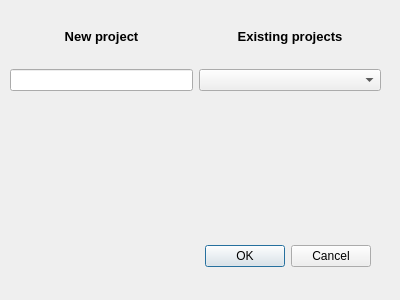
This is videoplayer/newproject.ui in EricvanSchaik/DesignProject as Qt 5 draws it before an edit. The edited form follows.
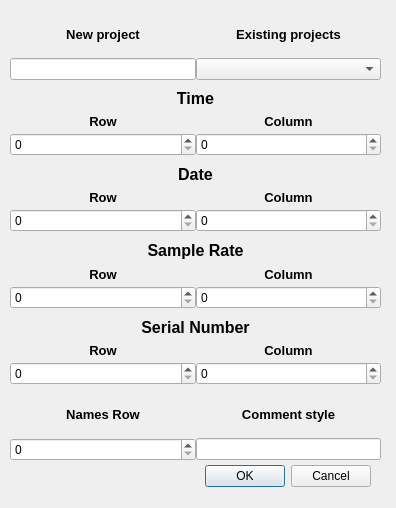
This is the edited form.

```diff
--- a/videoplayer/newproject.ui
+++ b/videoplayer/newproject.ui
@@ -6,8 +6,8 @@
    <rect>
     <x>0</x>
     <y>0</y>
-    <width>400</width>
-    <height>300</height>
+    <width>396</width>
+    <height>508</height>
    </rect>
   </property>
   <property name="windowTitle">
@@ -17,7 +17,7 @@
    <property name="geometry">
     <rect>
      <x>30</x>
-     <y>240</y>
+     <y>460</y>
      <width>341</width>
      <height>32</height>
     </rect>
@@ -35,23 +35,103 @@
      <x>10</x>
      <y>10</y>
      <width>371</width>
-     <height>81</height>
+     <height>451</height>
     </rect>
    </property>
-   <layout class="QVBoxLayout" name="verticalLayout">
+   <layout class="QVBoxLayout" name="verticalLayout_7">
     <item>
-     <layout class="QHBoxLayout" name="horizontalLayout_2">
+     <layout class="QVBoxLayout" name="verticalLayout">
+      <property name="spacing">
+       <number>0</number>
+      </property>
       <item>
-       <widget class="QLabel" name="label">
+       <layout class="QHBoxLayout" name="horizontalLayout_2">
+        <item>
+         <widget class="QLabel" name="label">
+          <property name="font">
+           <font>
+            <pointsize>10</pointsize>
+            <weight>75</weight>
+            <bold>true</bold>
+           </font>
+          </property>
+          <property name="text">
+           <string>New project</string>
+          </property>
+          <property name="alignment">
+           <set>Qt::AlignCenter</set>
+          </property>
+         </widget>
+        </item>
+        <item>
+         <widget class="QLabel" name="label_2">
+          <property name="font">
+           <font>
+            <pointsize>10</pointsize>
+            <weight>75</weight>
+            <bold>true</bold>
+           </font>
+          </property>
+          <property name="text">
+           <string>Existing projects</string>
+          </property>
+          <property name="alignment">
+           <set>Qt::AlignCenter</set>
+          </property>
+         </widget>
+        </item>
+       </layout>
+      </item>
+      <item>
+       <layout class="QHBoxLayout" name="horizontalLayout_3">
+        <item>
+         <widget class="QLineEdit" name="lineEdit_new">
+          <property name="sizePolicy">
+           <sizepolicy hsizetype="Preferred" vsizetype="Fixed">
+            <horstretch>0</horstretch>
+            <verstretch>0</verstretch>
+           </sizepolicy>
+          </property>
+          <property name="maximumSize">
+           <size>
+            <width>16777215</width>
+            <height>16777215</height>
+           </size>
+          </property>
+          <property name="alignment">
+           <set>Qt::AlignCenter</set>
+          </property>
+         </widget>
+        </item>
+        <item>
+         <widget class="QComboBox" name="comboBox_existing"/>
+        </item>
+       </layout>
+      </item>
+     </layout>
+    </item>
+    <item>
+     <layout class="QVBoxLayout" name="verticalLayout_2">
+      <property name="spacing">
+       <number>0</number>
+      </property>
+      <item>
+       <widget class="QLabel" name="label_5">
+        <property name="maximumSize">
+         <size>
+          <width>16777215</width>
+          <height>16777215</height>
+         </size>
+        </property>
         <property name="font">
          <font>
-          <pointsize>10</pointsize>
+          <pointsize>12</pointsize>
           <weight>75</weight>
           <bold>true</bold>
          </font>
         </property>
         <property name="text">
-         <string>New project</string>
+         <string>Time</string>
         </property>
         <property name="alignment">
          <set>Qt::AlignCenter</set>
@@ -59,47 +139,357 @@
        </widget>
       </item>
       <item>
-       <widget class="QLabel" name="label_2">
+       <layout class="QHBoxLayout" name="horizontalLayout_4">
+        <item>
+         <widget class="QLabel" name="label_3">
+          <property name="font">
+           <font>
+            <pointsize>10</pointsize>
+            <weight>75</weight>
+            <bold>true</bold>
+           </font>
+          </property>
+          <property name="text">
+           <string>Row</string>
+          </property>
+          <property name="alignment">
+           <set>Qt::AlignCenter</set>
+          </property>
+         </widget>
+        </item>
+        <item>
+         <widget class="QLabel" name="label_4">
+          <property name="font">
+           <font>
+            <pointsize>10</pointsize>
+            <weight>75</weight>
+            <bold>true</bold>
+           </font>
+          </property>
+          <property name="text">
+           <string>Column</string>
+          </property>
+          <property name="alignment">
+           <set>Qt::AlignCenter</set>
+          </property>
+         </widget>
+        </item>
+       </layout>
+      </item>
+      <item>
+       <layout class="QHBoxLayout" name="horizontalLayout_5">
+        <item>
+         <widget class="QSpinBox" name="spinBox_timerow"/>
+        </item>
+        <item>
+         <widget class="QSpinBox" name="spinBox_timecol"/>
+        </item>
+       </layout>
+      </item>
+     </layout>
+    </item>
+    <item>
+     <layout class="QVBoxLayout" name="verticalLayout_3">
+      <property name="spacing">
+       <number>0</number>
+      </property>
+      <item>
+       <widget class="QLabel" name="label_6">
+        <property name="maximumSize">
+         <size>
+          <width>16777215</width>
+          <height>16777215</height>
+         </size>
+        </property>
         <property name="font">
          <font>
-          <pointsize>10</pointsize>
+          <pointsize>12</pointsize>
           <weight>75</weight>
           <bold>true</bold>
          </font>
         </property>
         <property name="text">
-         <string>Existing projects</string>
+         <string>Date</string>
         </property>
         <property name="alignment">
          <set>Qt::AlignCenter</set>
         </property>
        </widget>
       </item>
+      <item>
+       <layout class="QHBoxLayout" name="horizontalLayout_6">
+        <item>
+         <widget class="QLabel" name="label_7">
+          <property name="font">
+           <font>
+            <pointsize>10</pointsize>
+            <weight>75</weight>
+            <bold>true</bold>
+           </font>
+          </property>
+          <property name="text">
+           <string>Row</string>
+          </property>
+          <property name="alignment">
+           <set>Qt::AlignCenter</set>
+          </property>
+         </widget>
+        </item>
+        <item>
+         <widget class="QLabel" name="label_8">
+          <property name="font">
+           <font>
+            <pointsize>10</pointsize>
+            <weight>75</weight>
+            <bold>true</bold>
+           </font>
+          </property>
+          <property name="text">
+           <string>Column</string>
+          </property>
+          <property name="alignment">
+           <set>Qt::AlignCenter</set>
+          </property>
+         </widget>
+        </item>
+       </layout>
+      </item>
+      <item>
+       <layout class="QHBoxLayout" name="horizontalLayout_7">
+        <item>
+         <widget class="QSpinBox" name="spinBox_daterow"/>
+        </item>
+        <item>
+         <widget class="QSpinBox" name="spinBox_datecol"/>
+        </item>
+       </layout>
+      </item>
      </layout>
     </item>
     <item>
-     <layout class="QHBoxLayout" name="horizontalLayout_3">
+     <layout class="QVBoxLayout" name="verticalLayout_4">
+      <property name="spacing">
+       <number>0</number>
+      </property>
       <item>
-       <widget class="QLineEdit" name="lineEdit">
-        <property name="sizePolicy">
-         <sizepolicy hsizetype="Preferred" vsizetype="Fixed">
-          <horstretch>0</horstretch>
-          <verstretch>0</verstretch>
-         </sizepolicy>
+       <widget class="QLabel" name="label_9">
+        <property name="maximumSize">
+         <size>
+          <width>16777215</width>
+          <height>16777215</height>
+         </size>
         </property>
+        <property name="font">
+         <font>
+          <pointsize>12</pointsize>
+          <weight>75</weight>
+          <bold>true</bold>
+         </font>
+        </property>
+        <property name="text">
+         <string>Sample Rate</string>
+        </property>
+        <property name="alignment">
+         <set>Qt::AlignCenter</set>
+        </property>
+       </widget>
+      </item>
+      <item>
+       <layout class="QHBoxLayout" name="horizontalLayout_8">
+        <item>
+         <widget class="QLabel" name="label_10">
+          <property name="font">
+           <font>
+            <pointsize>10</pointsize>
+            <weight>75</weight>
+            <bold>true</bold>
+           </font>
+          </property>
+          <property name="text">
+           <string>Row</string>
+          </property>
+          <property name="alignment">
+           <set>Qt::AlignCenter</set>
+          </property>
+         </widget>
+        </item>
+        <item>
+         <widget class="QLabel" name="label_11">
+          <property name="font">
+           <font>
+            <pointsize>10</pointsize>
+            <weight>75</weight>
+            <bold>true</bold>
+           </font>
+          </property>
+          <property name="text">
+           <string>Column</string>
+          </property>
+          <property name="alignment">
+           <set>Qt::AlignCenter</set>
+          </property>
+         </widget>
+        </item>
+       </layout>
+      </item>
+      <item>
+       <layout class="QHBoxLayout" name="horizontalLayout_9">
+        <item>
+         <widget class="QSpinBox" name="spinBox_srrow"/>
+        </item>
+        <item>
+         <widget class="QSpinBox" name="spinBox_srcol"/>
+        </item>
+       </layout>
+      </item>
+     </layout>
+    </item>
+    <item>
+     <layout class="QVBoxLayout" name="verticalLayout_5">
+      <property name="spacing">
+       <number>0</number>
+      </property>
+      <item>
+       <widget class="QLabel" name="label_12">
         <property name="maximumSize">
          <size>
           <width>16777215</width>
           <height>16777215</height>
          </size>
         </property>
+        <property name="font">
+         <font>
+          <pointsize>12</pointsize>
+          <weight>75</weight>
+          <bold>true</bold>
+         </font>
+        </property>
+        <property name="text">
+         <string>Serial Number</string>
+        </property>
         <property name="alignment">
          <set>Qt::AlignCenter</set>
         </property>
        </widget>
       </item>
       <item>
-       <widget class="QComboBox" name="comboBox"/>
+       <layout class="QHBoxLayout" name="horizontalLayout_10">
+        <item>
+         <widget class="QLabel" name="label_13">
+          <property name="font">
+           <font>
+            <pointsize>10</pointsize>
+            <weight>75</weight>
+            <bold>true</bold>
+           </font>
+          </property>
+          <property name="text">
+           <string>Row</string>
+          </property>
+          <property name="alignment">
+           <set>Qt::AlignCenter</set>
+          </property>
+         </widget>
+        </item>
+        <item>
+         <widget class="QLabel" name="label_14">
+          <property name="font">
+           <font>
+            <pointsize>10</pointsize>
+            <weight>75</weight>
+            <bold>true</bold>
+           </font>
+          </property>
+          <property name="text">
+           <string>Column</string>
+          </property>
+          <property name="alignment">
+           <set>Qt::AlignCenter</set>
+          </property>
+         </widget>
+        </item>
+       </layout>
+      </item>
+      <item>
+       <layout class="QHBoxLayout" name="horizontalLayout_11">
+        <item>
+         <widget class="QSpinBox" name="spinBox_snrow"/>
+        </item>
+        <item>
+         <widget class="QSpinBox" name="spinBox_sncol"/>
+        </item>
+       </layout>
+      </item>
+     </layout>
+    </item>
+    <item>
+     <layout class="QVBoxLayout" name="verticalLayout_6">
+      <property name="spacing">
+       <number>0</number>
+      </property>
+      <item>
+       <layout class="QHBoxLayout" name="horizontalLayout_12">
+        <item>
+         <widget class="QLabel" name="label_15">
+          <property name="font">
+           <font>
+            <pointsize>10</pointsize>
+            <weight>75</weight>
+            <bold>true</bold>
+           </font>
+          </property>
+          <property name="text">
+           <string>Names Row</string>
+          </property>
+          <property name="alignment">
+           <set>Qt::AlignCenter</set>
+          </property>
+         </widget>
+        </item>
+        <item>
+         <widget class="QLabel" name="label_16">
+          <property name="font">
+           <font>
+            <pointsize>10</pointsize>
+            <weight>75</weight>
+            <bold>true</bold>
+           </font>
+          </property>
+          <property name="text">
+           <string>Comment style</string>
+          </property>
+          <property name="alignment">
+           <set>Qt::AlignCenter</set>
+          </property>
+         </widget>
+        </item>
+       </layout>
+      </item>
+      <item>
+       <layout class="QHBoxLayout" name="horizontalLayout_13">
+        <item>
+         <widget class="QSpinBox" name="spinBox_namesrow"/>
+        </item>
+        <item>
+         <widget class="QLineEdit" name="lineEdit_comment">
+          <property name="sizePolicy">
+           <sizepolicy hsizetype="Preferred" vsizetype="Fixed">
+            <horstretch>0</horstretch>
+            <verstretch>0</verstretch>
+           </sizepolicy>
+          </property>
+          <property name="maximumSize">
+           <size>
+            <width>16777215</width>
+            <height>16777215</height>
+           </size>
+          </property>
+          <property name="alignment">
+           <set>Qt::AlignCenter</set>
+          </property>
+         </widget>
+        </item>
+       </layout>
       </item>
      </layout>
     </item>
```
Left out of the diff: 2 changed lines with no effect on the pictures.
